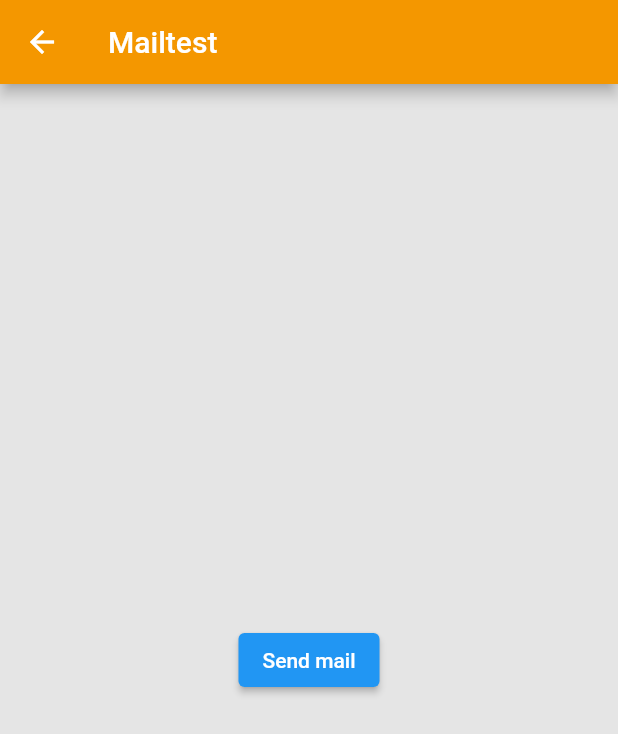
After one commit to renslakens/SkoolWorkshopApp, a Flutter app: the Mail screen opened by its route, after a tap on "Send mail", on a phone screen of 412 x 824 dp. The commit adds this screen. Shown: the top 734 px of the screen. Run offline on Flutter 3.47's test engine with Material 2 defaults, Android fonts, the phone set to English and light mode, and no system bars; our stand-ins replace multi_select_flutter; missing offline and left inert: email_auth, mailer.

Commit message:
attempt to add mail

```diff
--- /dev/null
+++ b/lib/mailtest.dart
@@ -0,0 +1,86 @@
+import 'package:email_auth/email_auth.dart';
+import 'package:flutter/cupertino.dart';
+import 'package:flutter/material.dart';
+import 'package:mailer/mailer.dart';
+import 'package:mailer/smtp_server.dart';
+
+mailtest() async {
+  String username = 'project1@skoolworkshop.nl';
+  String password = 'Project1!22';
+
+  final smtpServer = SmtpServer(
+    'mail.yourcloudweb.com',
+    port: 587,
+    ignoreBadCertificate: false,
+    ssl: true,
+    username: username,
+    password: password,
+    xoauth2Token: 'auth'
+  );
+
+  // Create our message.
+  final message = Message()
+    ..from = Address(username, 'Your name')
+    ..recipients.add('rens@lakens.org')
+    ..subject = 'Test Dart Mailer library :: 😀 :: ${DateTime.now()}'
+    ..text = 'This is the plain text.\nThis is line 2 of the text part.'
+    ..html = "<h1>Test</h1>\n<p>Hey! Here's some HTML content</p>";
+
+  try {
+    final sendReport = await send(message, smtpServer);
+    print('Message sent: ' + sendReport.toString());
+  } on MailerException catch (e) {
+    print('Message not sent.');
+    for (var p in e.problems) {
+      print('Problem: ${p.code}: ${p.msg}');
+    }
+  }
+}
+
+class Mail extends StatefulWidget {
+  const Mail({Key? key}) : super(key: key);
+
+  @override
+  State<Mail> createState() => _MailState();
+}
+
+class _MailState extends State<Mail> {
+  final TextEditingController _emailController = TextEditingController();
+  final TextEditingController _otpController = TextEditingController();
+  EmailAuth emailAuth =  new EmailAuth(sessionName: "Sample session");
+
+  // bool verify() {
+  //   print(emailAuth.validateOtp(
+  //       recipientMail: _emailController.value.text,
+  //       userOtp: _otpController.value.text));
+  // }
+
+  void sendOtp() async {
+    bool result = await emailAuth.sendOtp(
+        recipientMail: _emailController.value.text, otpLength: 5);
+    }
+
+  @override
+  Widget build(BuildContext context) {
+    return Scaffold(
+      appBar: AppBar(
+        title: const Text("Mailtest"),
+      ),
+      body: Center(
+        child: Column(
+          mainAxisAlignment: MainAxisAlignment.center,
+          children: <Widget>[
+            // TextField(
+            //   controller: _emailController,
+            // ),
+            // TextField(
+            //   controller: _otpController,
+            // ),
+            // ElevatedButton(onPressed: sendOtp, child: Text("Send OTP"))
+            ElevatedButton(onPressed: mailtest, child: Text("Send mail"))
+          ],
+        ),
+      ),
+    );
+  }
+}
--- a/lib/main.dart
+++ b/lib/main.dart
@@ -1,6 +1,7 @@
 import 'package:flutter/material.dart';
 import 'package:skoolworkshop/Model/workShopDetailModel.dart';
 import 'package:skoolworkshop/awaitingprofile.dart';
+import 'package:skoolworkshop/mailtest.dart';
 import 'package:skoolworkshop/profiles.dart';
 import 'package:skoolworkshop/profileview.dart';
 import 'package:skoolworkshop/register.dart';
@@ -22,7 +23,7 @@ class Main extends StatelessWidget {
     return MaterialApp(
       title: 'SkoolWorkshop',
       theme: customLightTheme(),
-      initialRoute: '/login',
+      initialRoute: '/mailtest',
       routes: {
         '/workshop' : (BuildContext context) => WorkshopDetailPage(),
         '/notification' : (BuildContext context) => const NotificationPage(),
@@ -32,6 +33,7 @@ class Main extends StatelessWidget {
         '/awaiting': (BuildContext context) => const awaitingProfile(),
         '/profiles': (BuildContext context) => const ProfilePage(),
         '/profile' : (BuildContext context) => const singleProfilePage(),
+        '/mailtest' : (BuildContext context) => const Mail(),
       },
     );
   }
--- a/pubspec.yaml
+++ b/pubspec.yaml
@@ -33,6 +33,8 @@ dependencies:
   blobs: ^2.0.0
   built_value: any
   json_annotation: any
+  mailer: any
+  email_auth: any
   #Adds rounded date picker plugin.
   flutter_rounded_date_picker: 3.0.1
   flutter:
```
Also changed, not shown: lib/api_test.dart (deleted, +0 -140 lines), lib/apis.dart (+3 -4 lines), pubspec.lock.
